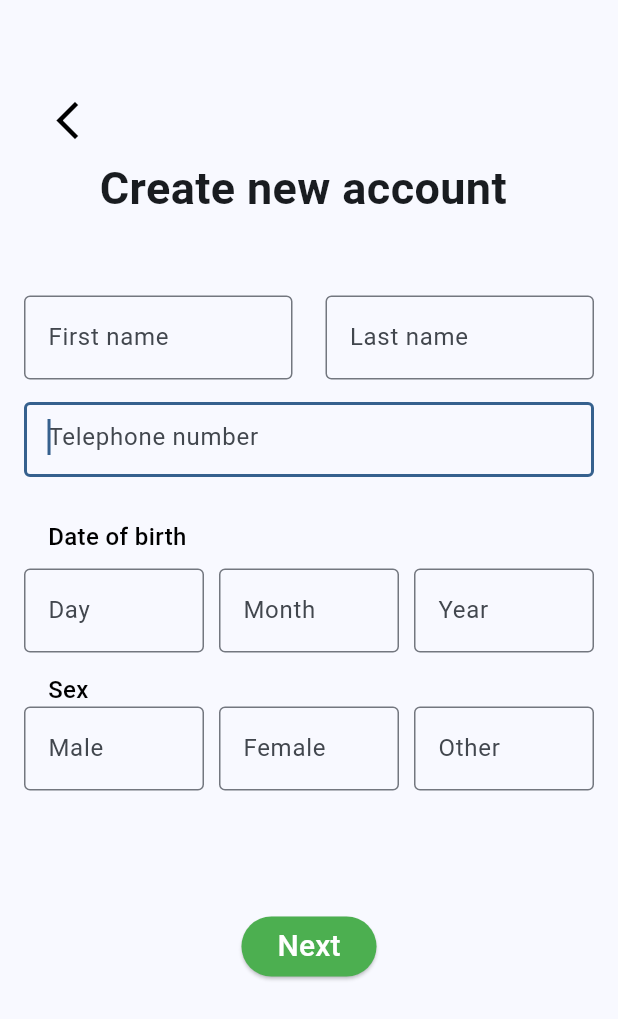
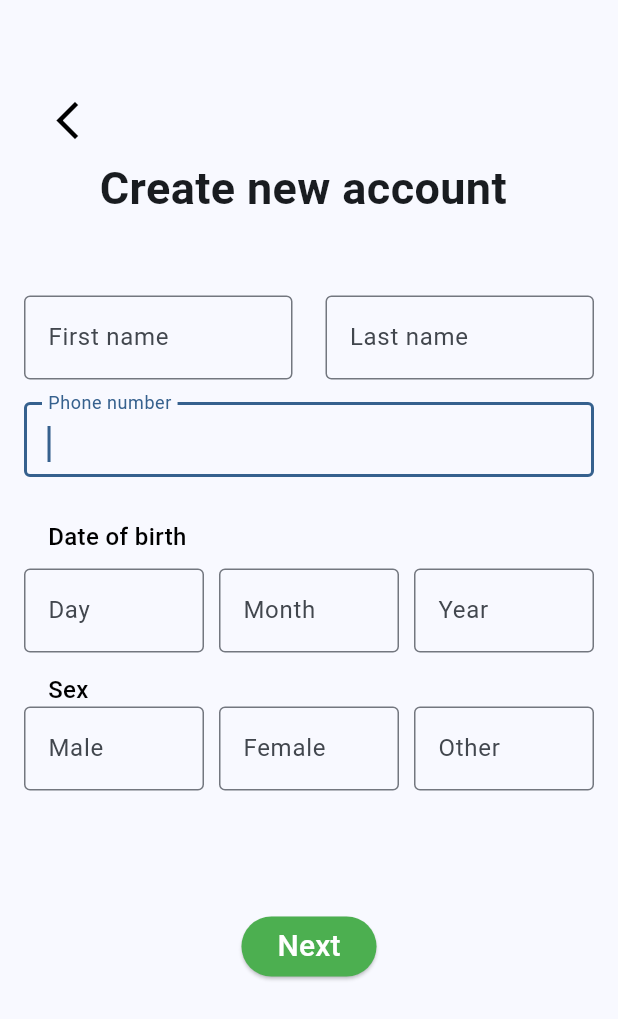
Before and after one commit to ngotruong764/chat_app_flutter, a Flutter app: the InforUser screen opened by its route, on a phone screen of 412 x 824 dp. Shown: the top 1019 px of the screen. Run offline on Flutter 3.47's test engine with Material 3 defaults, Android fonts, the light colour scheme and no system bars; our stand-ins replace dio, flutter_secure_storage, get; accounts and stored records are empty.

Commit message:
update login

```diff
--- a/lib/data/api/apis_base.dart
+++ b/lib/data/api/apis_base.dart
@@ -9,4 +9,5 @@ abstract class ApisBase{
   // USER INFO
   static const String registerAccount = '$baseURL/user-info/register';
   static const String login = '$baseURL/user-info/login';
+  static const String confirmAccount = '$baseURL/user-info/confirm-account';
 }
--- a/lib/main.dart
+++ b/lib/main.dart
@@ -37,8 +37,8 @@ class MyApp extends StatelessWidget {
         colorScheme: kColorScheme,
         useMaterial3: true,
       ),
-      // initialRoute: AppRoutes.SPLASH,
-      initialRoute: AppRoutes.APPLICATION,
+      initialRoute: AppRoutes.SPLASH,
+      // initialRoute: AppRoutes.APPLICATION,
       getPages: kRoutePages,
     );
   }
--- a/lib/modules/login/controller/login_controller.dart
+++ b/lib/modules/login/controller/login_controller.dart
@@ -16,4 +16,10 @@ class LoginController extends GetxController{
     return null;
   }
 
+  // Verification account after create
+  Future<UserInfo?>? confirmAccount(String verificationCode) async{
+    UserInfo? userInfo = await ApisUserinfo.confirmAccount(verificationCode: verificationCode);
+    return null;
+  }
+
 }
--- a/lib/modules/login/view/InforUser.dart
+++ b/lib/modules/login/view/InforUser.dart
@@ -1,16 +1,37 @@
+import 'package:chat_app_flutter/modules/login/controller/login_controller.dart';
 import 'package:chat_app_flutter/routes/app_routes.dart';
 import 'package:flutter/material.dart';
 import 'package:get/get.dart';
 
-class InforUser extends StatelessWidget {
-   InforUser({super.key});
+class InforUser extends StatefulWidget {
+   const InforUser({super.key});
 
+
+  @override
+  State<StatefulWidget> createState() =>_InfoUserState();
+}
+
+class _InfoUserState extends State<InforUser>{
+  // Login controller
+  final LoginController loginController = LoginController();
+  // Text editing controller
+  final TextEditingController firstNameCtl = TextEditingController();
+  final TextEditingController lastNameCtl = TextEditingController();
+  final TextEditingController phoneNumberCtl = TextEditingController();
+  //
   void getSignUp3() {
     Get.toNamed(AppRoutes.LOGIN3);
   }
 
   void getCreateAccount() {
     Get.toNamed(AppRoutes.CREATACCOUNT);
+  }
+
+  @override
+  void dispose() {
+    super.dispose();
+    firstNameCtl.dispose();
+    lastNameCtl.dispose();
   }
 
   @override
@@ -26,11 +47,10 @@ class InforUser extends StatelessWidget {
             child: Column(
               children: [
                 Container(
-
                     alignment: Alignment.centerLeft,
-                    margin: EdgeInsets.fromLTRB(5, 40, 0, 0), // Thêm padding
+                    margin: const EdgeInsets.fromLTRB(5, 40, 0, 0), // Thêm padding
                     child: IconButton(
-                      icon: Icon(Icons.arrow_back_ios_new), // Thay thế icon bằng bất kỳ biểu tượng nào
+                      icon: const Icon(Icons.arrow_back_ios_new), // Thay thế icon bằng bất kỳ biểu tượng nào
                       color: Colors.black, // Màu của biểu tượng
                       iconSize: 30.0, // Kích thước biểu tượng
                       onPressed: () {
@@ -39,8 +59,6 @@ class InforUser extends StatelessWidget {
                       },
                     )
                 ),
-
-
                 Container(
                   margin: const EdgeInsets.only(top: 0),
                   alignment: Alignment.center,
@@ -52,29 +70,29 @@ class InforUser extends StatelessWidget {
                     ),
                   ),
                 ),
-
                 const SizedBox(
                   height: 50,
                 ),
-
-                const Row(
+                Row(
                   children: [
                     Expanded(
                       child: TextField(
-                        decoration: InputDecoration(
+                        controller: firstNameCtl,
+                        decoration: const InputDecoration(
+                          label: Text("First name"),
                           border: OutlineInputBorder(),
-                          hintText: 'First name',
                         ),
                       ),
                     ),
-                    SizedBox(
+                    const SizedBox(
                       width: 22,
                     ),
                     Expanded(
                       child: TextField(
-                        decoration: InputDecoration(
+                        controller: lastNameCtl,
+                        decoration: const InputDecoration(
+                          label: Text('Last name'),
                           border: OutlineInputBorder(),
-                          hintText: 'Last name',
                         ),
                       ),
                     ),
@@ -82,36 +100,32 @@ class InforUser extends StatelessWidget {
                 ),
 
                 const SizedBox(height: 15,),
-
-                const SizedBox(
+                SizedBox(
                   width: double.infinity,
                   height: 50,
                   child: TextField(
                     autofocus: true, // Tự động mở bàn phím khi vào trường này
-
-                    decoration: InputDecoration(
+                    controller: phoneNumberCtl,
+                    decoration: const InputDecoration(
+                      label: Text('Phone number'),
                       border: OutlineInputBorder(),
-                      hintText: 'Telephone number',
                     ),
                   ),
                 ),
-
                 const SizedBox(height: 15,),
-
                 Container(
                   alignment: Alignment.centerLeft,
                   margin: EdgeInsets.fromLTRB(16, 13, 0, 0),
                   child: const Text('Date of birth',
                     style: TextStyle(
-                        color: Colors.black,
-                        fontWeight: FontWeight.w500,
-                        fontSize: 16,
+                      color: Colors.black,
+                      fontWeight: FontWeight.w500,
+                      fontSize: 16,
                     ),),
                 ),
 
                 const SizedBox(height: 10,),
-
-                Row(
+                const Row(
                   children: [
                     Expanded(
                       child: TextField(
@@ -121,7 +135,7 @@ class InforUser extends StatelessWidget {
                         ),
                       ),
                     ),
-                    const SizedBox(width: 10,),
+                    SizedBox(width: 10,),
                     Expanded(
                       child: TextField(
                         decoration: InputDecoration(
@@ -130,7 +144,7 @@ class InforUser extends StatelessWidget {
                         ),
                       ),
                     ),
-                    const SizedBox(width: 10,),
+                    SizedBox(width: 10,),
                     Expanded(
                       child: TextField(
                         decoration: InputDecoration(
@@ -144,7 +158,7 @@ class InforUser extends StatelessWidget {
 
                 Container(
                   alignment: Alignment.centerLeft,
-                  margin: EdgeInsets.fromLTRB(16, 13, 0, 0),
+                  margin: const EdgeInsets.fromLTRB(16, 13, 0, 0),
                   child: const Text('Sex',
                     style: TextStyle(
                       color: Colors.black,
@@ -152,8 +166,7 @@ class InforUser extends StatelessWidget {
                       fontSize: 16,
                     ),),
                 ),
-
-                Row(
+                const Row(
                   children: [
                     Expanded(
                       child: TextField(
@@ -172,7 +185,7 @@ class InforUser extends StatelessWidget {
                         ),
                       ),
                     ),
-                    const SizedBox(width: 10,),
+                    SizedBox(width: 10,),
                     Expanded(
                       child: TextField(
 
--- a/lib/modules/splash_screen/SplashScreen.dart
+++ b/lib/modules/splash_screen/SplashScreen.dart
@@ -15,6 +15,7 @@ class SplashScreen extends StatelessWidget {
     await Future.delayed(const Duration(seconds: 2));
 
     SecureStorage secureStorage = SecureStorage();
+    secureStorage.deleteSecureData('jwt_token');
     String? data = await secureStorage.readSecureData('jwt_token');
     // if data == null --> not login --> go to login page
     if(data == null){
--- a/pubspec.yaml
+++ b/pubspec.yaml
@@ -39,6 +39,7 @@ dependencies:
   dio: ^5.7.0
   web_socket_channel: ^3.0.1
   flutter_secure_storage: ^9.2.2
+  dropdown_button2: ^2.3.9
 
 dev_dependencies:
   flutter_test:
```
Also changed, not shown: lib/data/api/apis_user_info.dart (+21 -0 lines), lib/modules/login/view/SignupOTP.dart (+26 -6 lines).
